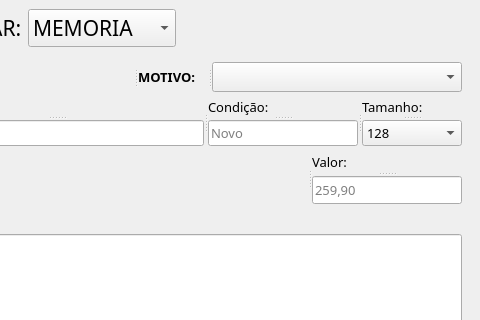
This is layout/entradaEstoque.ui in Sidehenrique/SIS-Sicoob as Qt 5 draws it before an edit; both pictures show x 407 to 887 and y 0 to 320 of the 887 by 550 pixel window. The edited form follows.
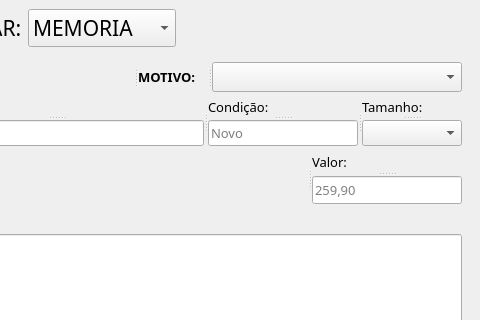
This is the edited form. The open tabs and pages were chosen to show the change.

Diff of the .ui file:
```diff
--- a/layout/entradaEstoque.ui
+++ b/layout/entradaEstoque.ui
@@ -862,6 +862,11 @@
               <pointsize>10</pointsize>
              </font>
             </property>
+            <item>
+             <property name="text">
+              <string/>
+             </property>
+            </item>
             <item>
              <property name="text">
               <string>128</string>
```
Left out of the diff: 71 changed lines with no effect on the pictures.
